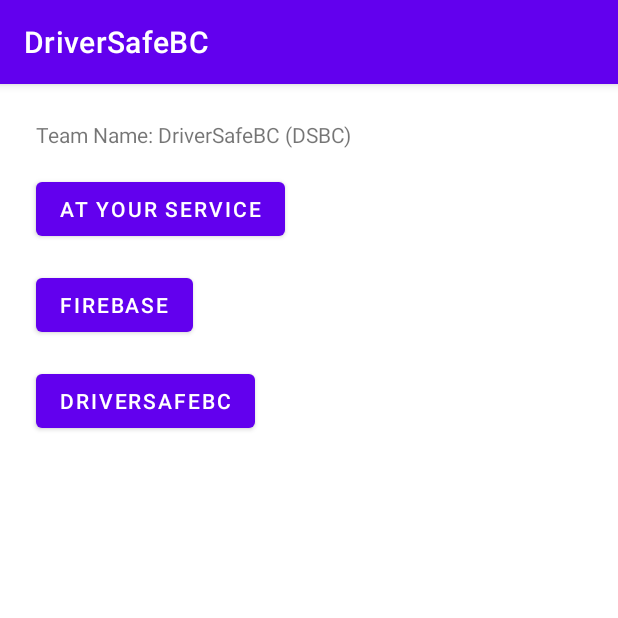
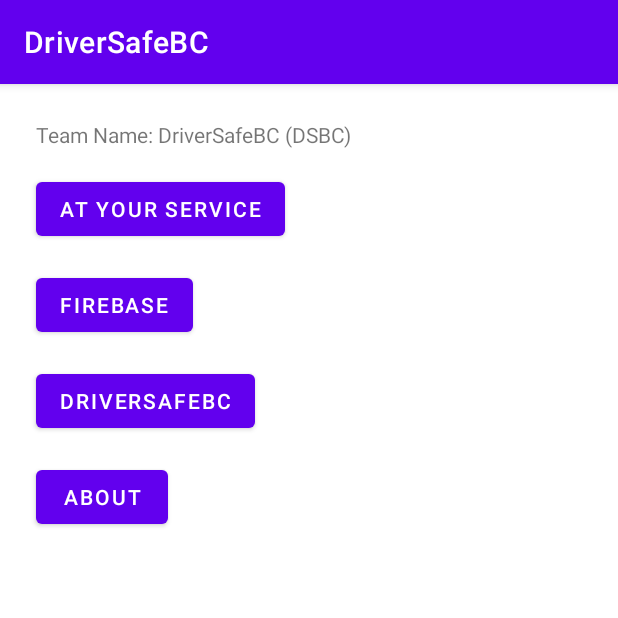
Before and after one commit to eqiowtj/DriverSafeBC, an Android app: the screen it shows after launch (MainActivity), on a phone screen of 412 x 824 dp, the top half of it. Run offline under Robolectric (Android 15) with nearby library versions, the phone set to English and light mode, and no system bars.

Commit message:
A8_ABOUT

```diff
--- a/app/src/main/AndroidManifest.xml
+++ b/app/src/main/AndroidManifest.xml
@@ -35,6 +35,7 @@
                 android:name="android.app.lib_name"
                 android:value="" />
         </activity>
+        <activity android:name=".a7atyourservice.AboutActivity"/>
     </application>
 
 </manifest>
--- a/app/src/main/java/edu/northeastern/driversafebc/MainActivity.java
+++ b/app/src/main/java/edu/northeastern/driversafebc/MainActivity.java
@@ -6,6 +6,7 @@ import android.view.View;
 
 import androidx.appcompat.app.AppCompatActivity;
 
+import edu.northeastern.driversafebc.a7atyourservice.AboutActivity;
 import edu.northeastern.driversafebc.a7atyourservice.AtYourServiceActivity;
 import edu.northeastern.driversafebc.databinding.ActivityMainBinding;
 
@@ -25,4 +26,8 @@ public class MainActivity extends AppCompatActivity {
         startActivity(intent);
     }
 
+    public void aboutClicked(View view) {
+        Intent intent = new Intent(this, AboutActivity.class);
+        startActivity(intent);
+    }
 }
--- a/app/src/main/res/layout/activity_main.xml
+++ b/app/src/main/res/layout/activity_main.xml
@@ -47,4 +47,15 @@
         app:layout_constraintStart_toStartOf="parent"
         app:layout_constraintTop_toBottomOf="@+id/buttonFirebase" />
 
+    <Button
+        android:id="@+id/about"
+        android:layout_width="wrap_content"
+        android:layout_height="wrap_content"
+        android:layout_marginStart="24dp"
+        android:layout_marginTop="16dp"
+        android:text="@string/about"
+        android:onClick="aboutClicked"
+        app:layout_constraintStart_toStartOf="parent"
+        app:layout_constraintTop_toBottomOf="@+id/buttonDriverSafeBc" />
+
 </androidx.constraintlayout.widget.ConstraintLayout>
--- a/app/src/main/res/values/strings.xml
+++ b/app/src/main/res/values/strings.xml
@@ -19,4 +19,5 @@
     <string name="get_trivia_string">Get Trivia</string>
     <string name="get_trivia_failure_message_string">Failed to get trivia. Please check your internet connection and try again later</string>
     <string name="back_to_top_button_description_string">Back to Top</string>
+    <string name="about">ABOUT</string>
 </resources>
```
Also changed, not shown: app/src/main/java/edu/northeastern/driversafebc/a7atyourservice/AboutActivity.java (added, +16 -0 lines), app/src/main/res/layout/activity_about.xml (added, +65 -0 lines).
